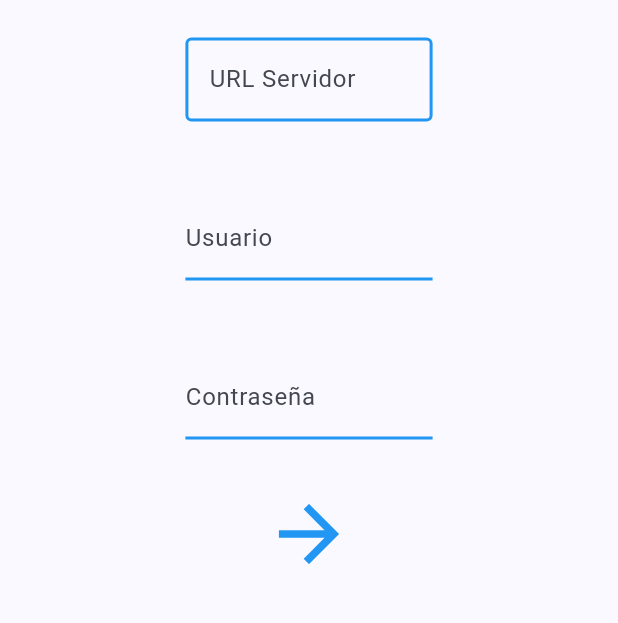
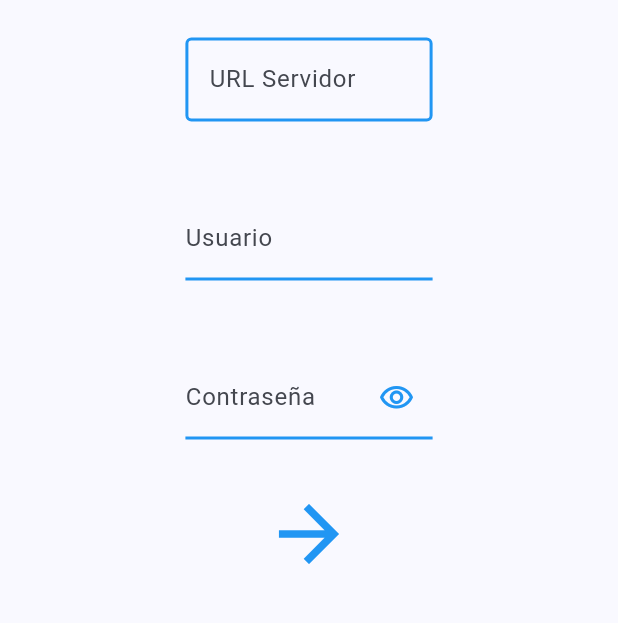
Before and after one commit to danielin05/ImagIA-Desktop, a Flutter app: the screen it shows after launch, on a phone screen of 412 x 824 dp, the part 84-707 px from its top. Run offline on Flutter 3.47's test engine with Material 3 defaults, Android fonts, the phone set to English and light mode, and no system bars.

```diff
--- a/desktop/lib/Widgets/ResponsiveTextField.dart
+++ b/desktop/lib/Widgets/ResponsiveTextField.dart
@@ -1,16 +1,31 @@
 import 'package:flutter/material.dart';
 
-class ResponsiveTextField extends StatelessWidget {
+class ResponsiveTextField extends StatefulWidget {
   final TextEditingController controller;
   final String text;
   final bool underLine;
+  final bool hidable;
 
   const ResponsiveTextField({
     Key? key,
-     required this.controller,
-     required this.text,
-     required this.underLine,
-     }) : super(key: key);
+    required this.controller,
+    required this.text,
+    required this.underLine,
+    this.hidable = false,
+  }) : super(key: key);
+
+  @override
+  State<ResponsiveTextField> createState() => _ResponsiveTextFieldState();
+}
+
+class _ResponsiveTextFieldState extends State<ResponsiveTextField> {
+  bool obscureText = false;
+
+  void _toggleVisibility() {
+    setState(() {
+      obscureText = !obscureText;
+    });
+  }
 
   @override
   Widget build(BuildContext context) {
@@ -22,9 +37,9 @@ class ResponsiveTextField extends StatelessWidget {
         return Center(
           child: Padding(
             padding: EdgeInsets.symmetric(horizontal: paddingHorizontal, vertical: verticalPadding),
-            child: TextField(
-              controller: controller,
-              decoration: underLine ?
+            child: TextFormField(
+              controller: widget.controller,
+              decoration: widget.underLine ?
               InputDecoration(
                 border: const UnderlineInputBorder(
                   borderSide: BorderSide(color: Colors.blue, width: 2.0),
@@ -35,7 +50,14 @@ class ResponsiveTextField extends StatelessWidget {
                 focusedBorder: const UnderlineInputBorder(
                   borderSide: BorderSide(color: Colors.blue, width: 2.5),
                 ),
-                labelText: text,
+                labelText: widget.text,
+                suffixIcon: widget.hidable ? IconButton(
+                  icon: Icon(
+                    obscureText ? Icons.visibility_off_outlined : Icons.visibility_outlined,
+                    color: Colors.blue,
+                  ),
+                  onPressed: _toggleVisibility,
+                ) : null,
               )
               : InputDecoration(
                 border: const OutlineInputBorder(
@@ -47,8 +69,16 @@ class ResponsiveTextField extends StatelessWidget {
                 focusedBorder: const OutlineInputBorder(
                   borderSide: BorderSide(color: Colors.blue, width: 2.5),
                 ),
-                labelText: text,
+                labelText: widget.text,
+                suffixIcon: widget.hidable ? IconButton(
+                  icon: Icon(
+                    obscureText ? Icons.visibility_off_outlined : Icons.visibility_outlined,
+                    color: Colors.blue,
+                  ),
+                  onPressed: _toggleVisibility,
+                ) : null,
               ),
+              obscureText: obscureText,
             ),
           ),
         );
```
Also changed, not shown: desktop/lib/Providers/CredentialsProvider.dart (added, +74 -0 lines), desktop/lib/Providers/saveCredentials.dart (deleted, +0 -59 lines), desktop/lib/Scenes/PaginaLogIn.dart (+22 -15 lines), desktop/lib/main.dart (+11 -2 lines), desktop/pubspec.lock.
